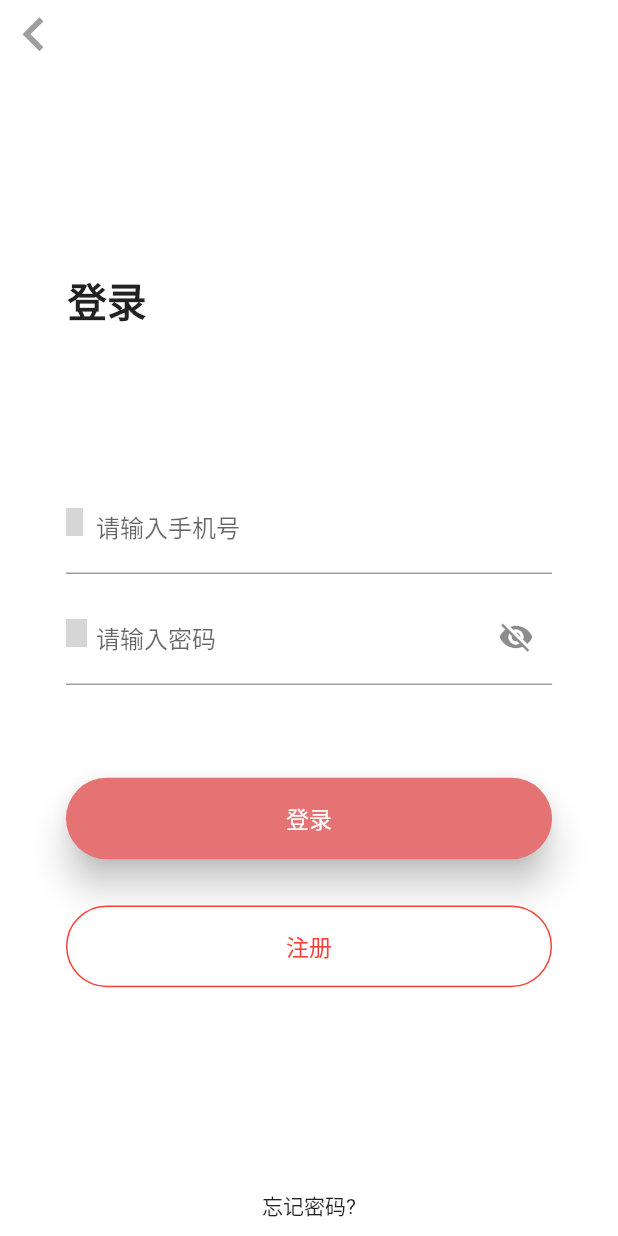
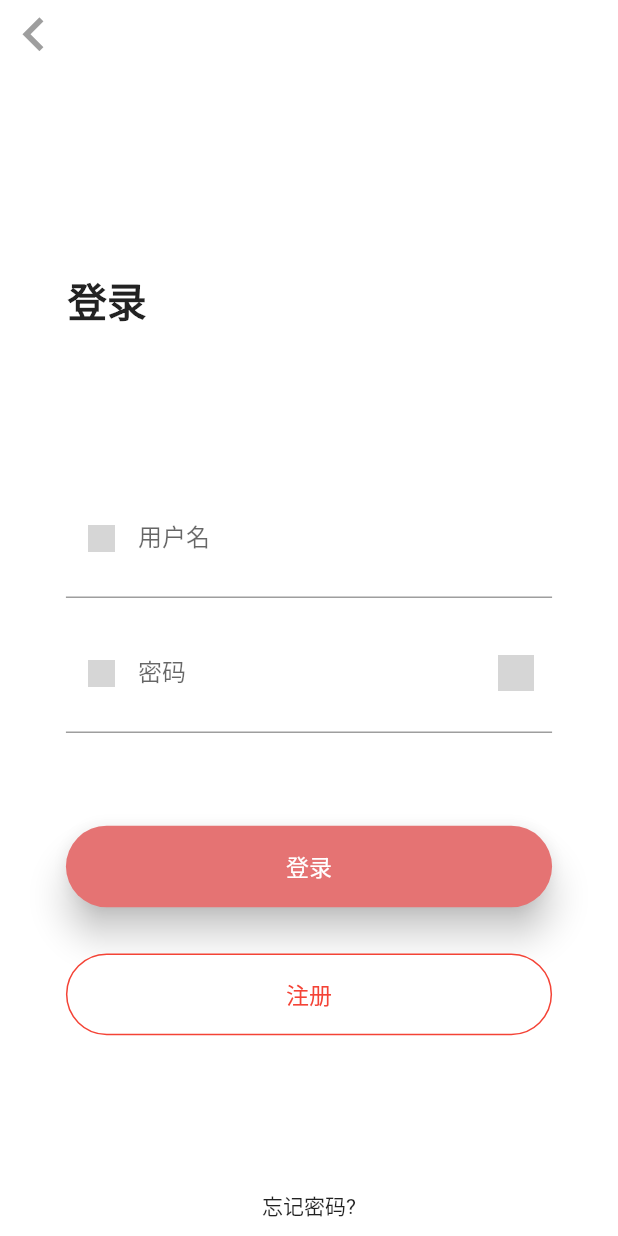
Before and after one commit to 2803404074/FlutterApp, a Flutter app: the LoginPage screen opened directly, on a phone screen of 412 x 824 dp. Run offline on Flutter 3.47's test engine with Material 2 defaults, Android fonts, the light colour scheme and no system bars; our stand-ins replace dio, flutter_easyrefresh, flutter_screenutil, flutter_swiper, shared_preferences; missing offline and left inert: fijkplayer; accounts and stored records are empty; network calls fail; statements that could not run were skipped; grey boxes are pictures that could not be loaded.

Commit message:
登录注册UI修改

```diff
--- a/lib/user/login_page.dart
+++ b/lib/user/login_page.dart
@@ -131,8 +131,6 @@ class _LoginPageState extends State<LoginPage> {
         child: Column(
           mainAxisSize: MainAxisSize.min,
           children: <Widget>[
-            Stack(
-              children: <Widget>[
             TextFormField(
               controller: _userNameController,
               focusNode: _focusNodeUserName,
@@ -140,13 +138,16 @@ class _LoginPageState extends State<LoginPage> {
               keyboardType: TextInputType.number,
               decoration: InputDecoration(
                 contentPadding: EdgeInsets.all(20),
-                    // labelText: "用户名",
+                labelText: "用户名",
                 hintText: "请输入手机号",
-                    // prefixIcon: Image.asset(
-                    //   'images/cellphone.png',
-                    //   width: ScreenUtil().setWidth(21),
-                    //   height: ScreenUtil().setHeight(30),
-                    // ),
+                prefixIcon: Padding(
+                  padding: EdgeInsets.all(15),
+                  child: Image.asset(
+                    'images/cellphone.png',
+                    width: ScreenUtil().setWidth(24),
+                    height: ScreenUtil().setWidth(30),
+                  ),
+                ),
                 //尾部添加清除按钮
                 suffixIcon: (_isShowClear)
                     ? IconButton(
@@ -165,36 +166,27 @@ class _LoginPageState extends State<LoginPage> {
                 _username = value;
               },
             ),
-                Positioned(
-                  top: 20,
-                  child: Image.asset(
-                    'images/cellphone.png',
-                    width: ScreenUtil().setWidth(21),
-                    height: ScreenUtil().setHeight(30),
-                  ),
-                ),
-              ],
-            ),
             Container(
               margin: EdgeInsets.only(top: 10),
-                child: Stack(
-                  children: <Widget>[
-                    TextFormField(
+              child: TextFormField(
                 focusNode: _focusNodePassWord,
                 decoration: InputDecoration(
                     contentPadding: EdgeInsets.all(20),
-                          // labelText: "密码",
+                    labelText: "密码",
                     hintText: "请输入密码",
-                          // prefixIcon: Image.asset(
-                          //   'images/password.png',
-                          //   width: ScreenUtil().setWidth(25),
-                          //   height: ScreenUtil().setHeight(30),
-                          // ),
+                    prefixIcon: Padding(
+                      padding: EdgeInsets.all(15),
+                      child: Image.asset(
+                        'images/password.png',
+                        width: ScreenUtil().setWidth(24),
+                        height: ScreenUtil().setWidth(30),
+                      ),
+                    ),
                     // 是否显示密码
                     suffixIcon: IconButton(
-                            icon: Icon((_isShowPwd)
-                                ? Icons.visibility
-                                : Icons.visibility_off),
+                      icon: ImageIcon((_isShowPwd)
+                          ? AssetImage('images/visibility.png')
+                          : AssetImage('images/visibility_off.png')),
                       // 点击改变显示或隐藏密码
                       onPressed: () {
                         setState(() {
@@ -210,16 +202,7 @@ class _LoginPageState extends State<LoginPage> {
                   _password = value;
                 },
               ),
-                    Positioned(
-                      top: 20,
-                      child: Image.asset(
-                        'images/password.png',
-                        width: ScreenUtil().setWidth(25),
-                        height: ScreenUtil().setHeight(30),
             ),
-                    )
-                  ],
-                )),
           ],
         ),
       ),
@@ -242,7 +225,9 @@ class _LoginPageState extends State<LoginPage> {
             child: Text(
               "登录",
               style: TextStyle(
-                  fontSize: ScreenUtil().setSp(28), color: Colors.white),
+                  fontSize: ScreenUtil().setSp(28),
+                  color: Colors.white,
+                  fontWeight: FontWeight.w400),
             ),
             // 设置按钮圆角
             shape: RoundedRectangleBorder(
@@ -285,7 +270,10 @@ class _LoginPageState extends State<LoginPage> {
       ),
       child: Text(
         "注册",
-        style: TextStyle(color: Colors.red, fontSize: ScreenUtil().setSp(28)),
+        style: TextStyle(
+            color: Colors.red,
+            fontSize: ScreenUtil().setSp(28),
+            fontWeight: FontWeight.w400),
       ),
     );
 
--- a/pubspec.yaml
+++ b/pubspec.yaml
@@ -92,6 +92,12 @@ flutter:
    - cellphone@2x.png
    - password.png
    - password@2x.png
+   - verCode.png
+   - verCode@2x.png
+   - visibility.png
+   - visibility@2x.png
+   - visibility_off.png
+   - visibility_off@2x.png
 
 
   #  - images/a_dot_ham.jpeg
```
Also changed, not shown: lib/user/register_page.dart (+45 -18 lines), images/verCode.png (added), images/verCode@2x.png (added), images/visibility.png (added), images/visibility@2x.png (added), images/visibility_off.png (added), images/visibility_off@2x.png (added). Lines whose indentation alone changed are shown as unchanged.
